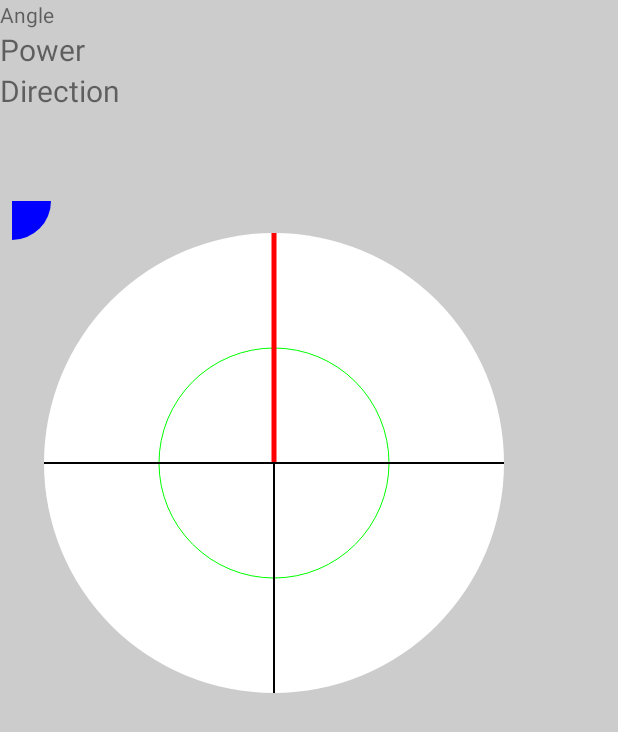
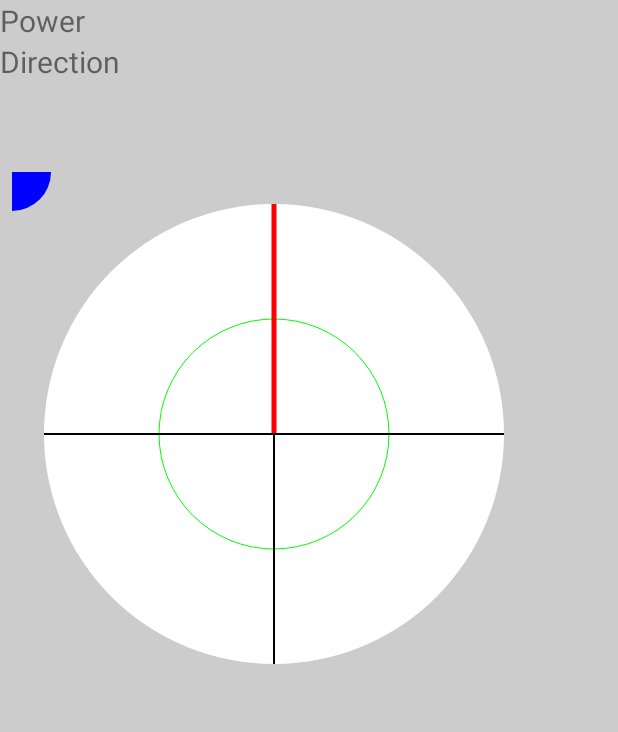
Before and after one commit to diegusweb/android-arduino, an Android app: the GameActivity screen opened directly, with no data from a screen before it, on a phone screen of 412 x 824 dp. Shown: the top 732 px of the screen. Run offline under Robolectric (Android 15) with nearby library versions, the phone set to English and light mode, and no system bars; network calls fail; 7 statements that could not run were skipped.

Commit message:
refactor code

```diff
--- a/app/src/main/java/com/tatoado/ramabluewingood/GameActivity.java
+++ b/app/src/main/java/com/tatoado/ramabluewingood/GameActivity.java
@@ -59,8 +59,8 @@ public class GameActivity extends Activity {
             @Override
             public void onValueChanged(int angle, int power, int direction) {
                 //direTextView.setText("direction " + String.valueOf(direction) + "°");
-                angleTextView.setText("Angle " + String.valueOf(angle) + "°");
-                powerTextView.setText("Power " + String.valueOf(power) + "% ---- "+Redondear(power));
+               // angleTextView.setText("Angle " + String.valueOf(angle) + "°");
+                powerTextView.setText("Power " + Redondear(power) + "% ---- ");
 
                 // DecimalFormat decf = new DecimalFormat("#,##0");
                 //System.out.println(decf.format(cantTotal));
--- a/app/src/main/res/layout/activity_game.xml
+++ b/app/src/main/res/layout/activity_game.xml
@@ -9,11 +9,11 @@
     tools:context=".MainActivity" >
 
 
-    <TextView
+    <!--<TextView
         android:layout_width="wrap_content"
         android:layout_height="wrap_content"
         android:text="Angle"
-        android:id="@+id/angleTextView" />
+        android:id="@+id/angleTextView" />-->
 
     <TextView
         android:layout_width="wrap_content"
```
